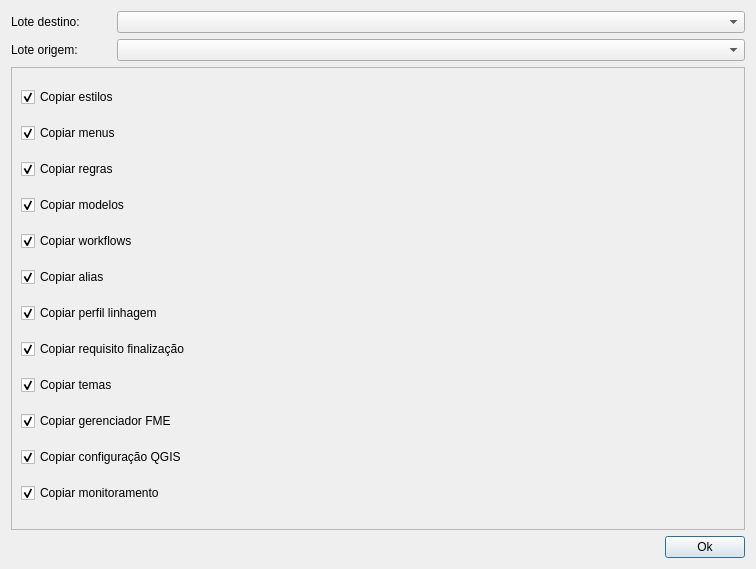
Qt form uis/copySetupLot.ui (dsgoficial/SAP_Gerente) before a commit.
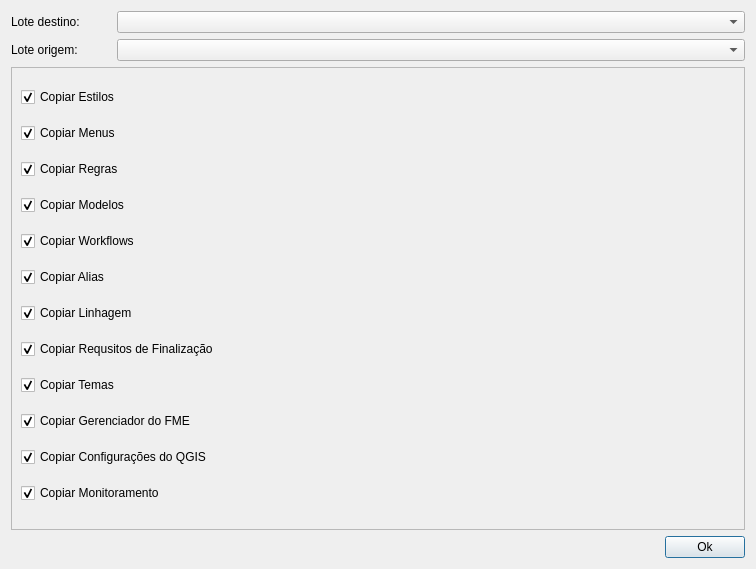
The same form after that commit.

```diff
--- a/uis/copySetupLot.ui
+++ b/uis/copySetupLot.ui
@@ -108,7 +108,7 @@
        <item>
         <widget class="QCheckBox" name="styleCkb">
          <property name="text">
-          <string>Copiar estilos</string>
+          <string>Copiar Estilos</string>
          </property>
          <property name="checked">
           <bool>true</bool>
@@ -118,7 +118,7 @@
        <item>
         <widget class="QCheckBox" name="menuCkb">
          <property name="text">
-          <string>Copiar menus</string>
+          <string>Copiar Menus</string>
          </property>
          <property name="checked">
           <bool>true</bool>
@@ -128,7 +128,7 @@
        <item>
         <widget class="QCheckBox" name="ruleCkb">
          <property name="text">
-          <string>Copiar regras</string>
+          <string>Copiar Regras</string>
          </property>
          <property name="checked">
           <bool>true</bool>
@@ -138,7 +138,7 @@
        <item>
         <widget class="QCheckBox" name="modelCkb">
          <property name="text">
-          <string>Copiar modelos</string>
+          <string>Copiar Modelos</string>
          </property>
          <property name="checked">
           <bool>true</bool>
@@ -148,7 +148,7 @@
        <item>
         <widget class="QCheckBox" name="worflowCkb">
          <property name="text">
-          <string>Copiar workflows</string>
+          <string>Copiar Workflows</string>
          </property>
          <property name="checked">
           <bool>true</bool>
@@ -158,7 +158,7 @@
        <item>
         <widget class="QCheckBox" name="aliasCkb">
          <property name="text">
-          <string>Copiar alias</string>
+          <string>Copiar Alias</string>
          </property>
          <property name="checked">
           <bool>true</bool>
@@ -168,7 +168,7 @@
        <item>
         <widget class="QCheckBox" name="lineageProfileCkb">
          <property name="text">
-          <string>Copiar perfil linhagem</string>
+          <string>Copiar Linhagem</string>
          </property>
          <property name="checked">
           <bool>true</bool>
@@ -178,7 +178,7 @@
        <item>
         <widget class="QCheckBox" name="completionRequirementCkb">
          <property name="text">
-          <string>Copiar requisito finalização</string>
+          <string>Copiar Requsitos de Finalização</string>
          </property>
          <property name="checked">
           <bool>true</bool>
@@ -188,7 +188,7 @@
        <item>
         <widget class="QCheckBox" name="themeCkb">
          <property name="text">
-          <string>Copiar temas</string>
+          <string>Copiar Temas</string>
          </property>
          <property name="checked">
           <bool>true</bool>
@@ -198,7 +198,7 @@
        <item>
         <widget class="QCheckBox" name="fmeCb">
          <property name="text">
-          <string>Copiar gerenciador FME</string>
+          <string>Copiar Gerenciador do FME</string>
          </property>
          <property name="checked">
           <bool>true</bool>
@@ -208,7 +208,7 @@
        <item>
         <widget class="QCheckBox" name="qgisCb">
          <property name="text">
-          <string>Copiar configuração QGIS</string>
+          <string>Copiar Configurações do QGIS</string>
          </property>
          <property name="checked">
           <bool>true</bool>
@@ -218,7 +218,7 @@
        <item>
         <widget class="QCheckBox" name="monitoringCb">
          <property name="text">
-          <string>Copiar monitoramento</string>
+          <string>Copiar Monitoramento</string>
          </property>
          <property name="checked">
           <bool>true</bool>
```
